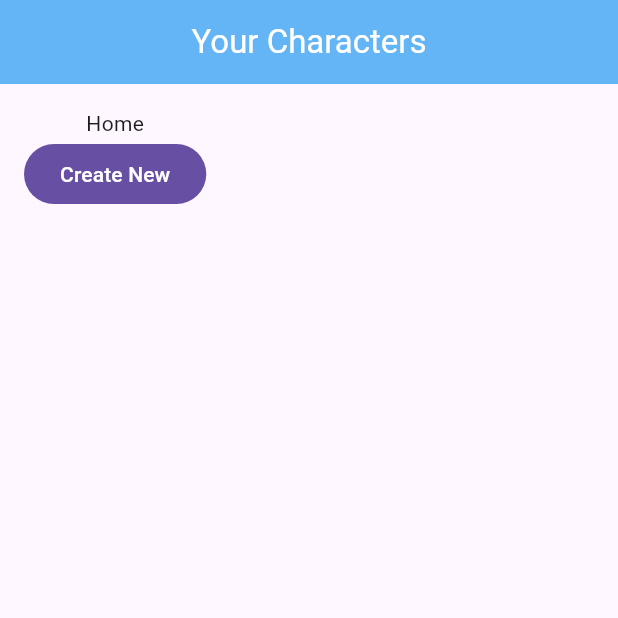
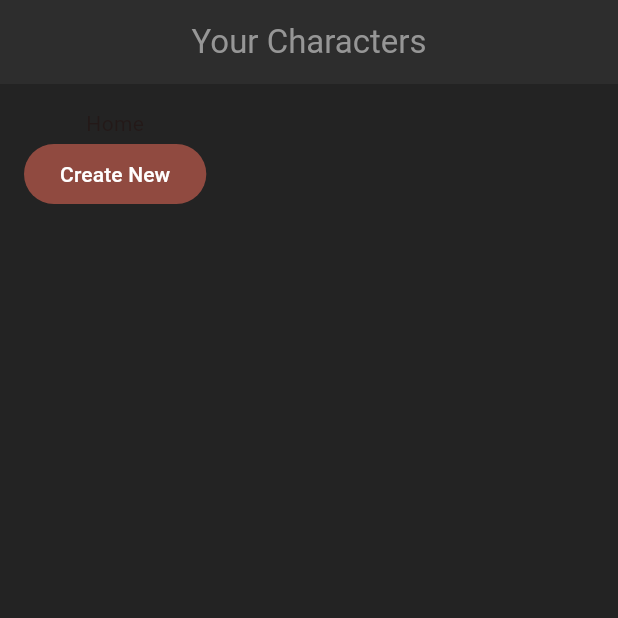
Before and after one commit to ianfrye0818/flutter_character_app, a Flutter app: the screen it shows after launch, on a phone screen of 412 x 824 dp, the top half of it. Run offline on Flutter 3.47's test engine with Material 3 defaults, Android fonts, the phone set to English and light mode, and no system bars.

Commit message:
working on theme

```diff
--- a/lib/main.dart
+++ b/lib/main.dart
@@ -1,4 +1,5 @@
 import 'package:flutter/material.dart';
+import 'package:flutter_masterclass_advanced_app/themes/theme.dart';
 import 'package:flutter_masterclass_advanced_app/views/home.dart';
 
 void main() {
@@ -10,10 +11,11 @@ class MyApp extends StatelessWidget {
 
   @override
   Widget build(BuildContext context) {
-    return const MaterialApp(
+    return MaterialApp(
       title: 'Flutter Advanced App',
       debugShowCheckedModeBanner: false,
-      home: Home(),
+      home: const Home(),
+      theme: primaryTheme,
     );
   }
 }
--- a/lib/themes/theme.dart
+++ b/lib/themes/theme.dart
@@ -1 +1,18 @@
 import 'package:flutter/material.dart';
+import 'package:flutter_masterclass_advanced_app/themes/theme_colors.dart';
+
+ThemeData primaryTheme = ThemeData(
+  //seed color
+  colorScheme: ColorScheme.fromSeed(
+    seedColor: AppColors.primaryColor,
+  ),
+
+  //scaffold color
+  scaffoldBackgroundColor: AppColors.secondaryAccent,
+  appBarTheme: AppBarTheme(
+    backgroundColor: AppColors.secondaryColor,
+    foregroundColor: AppColors.textColor,
+    surfaceTintColor: Colors.transparent,
+    centerTitle: true,
+  ),
+);
--- a/lib/themes/theme_colors.dart
+++ b/lib/themes/theme_colors.dart
@@ -2,7 +2,7 @@ import 'package:flutter/material.dart';
 
 class AppColors {
   static Color primaryColor = const Color.fromRGBO(162, 29, 19, 1);
-  static Color primaryAccewnt = const Color.fromRGBO(120, 14, 14, 1);
+  static Color primaryAccent = const Color.fromRGBO(120, 14, 14, 1);
   static Color secondaryColor = const Color.fromRGBO(45, 45, 45, 1);
   static Color secondaryAccent = const Color.fromRGBO(35, 35, 35, 1);
   static Color titleColor = const Color.fromRGBO(200, 200, 200, 1);
--- a/lib/views/home.dart
+++ b/lib/views/home.dart
@@ -12,14 +12,10 @@ class _HomeState extends State<Home> {
   Widget build(BuildContext context) {
     return Scaffold(
       appBar: AppBar(
-        backgroundColor: Colors.blue[300],
         title: const Text(
           'Your Characters',
-          style: TextStyle(
-            color: Colors.white,
-          ),
+          style: TextStyle(),
         ),
-        centerTitle: true,
       ),
       body: Container(
         padding: const EdgeInsets.all(16),
```
